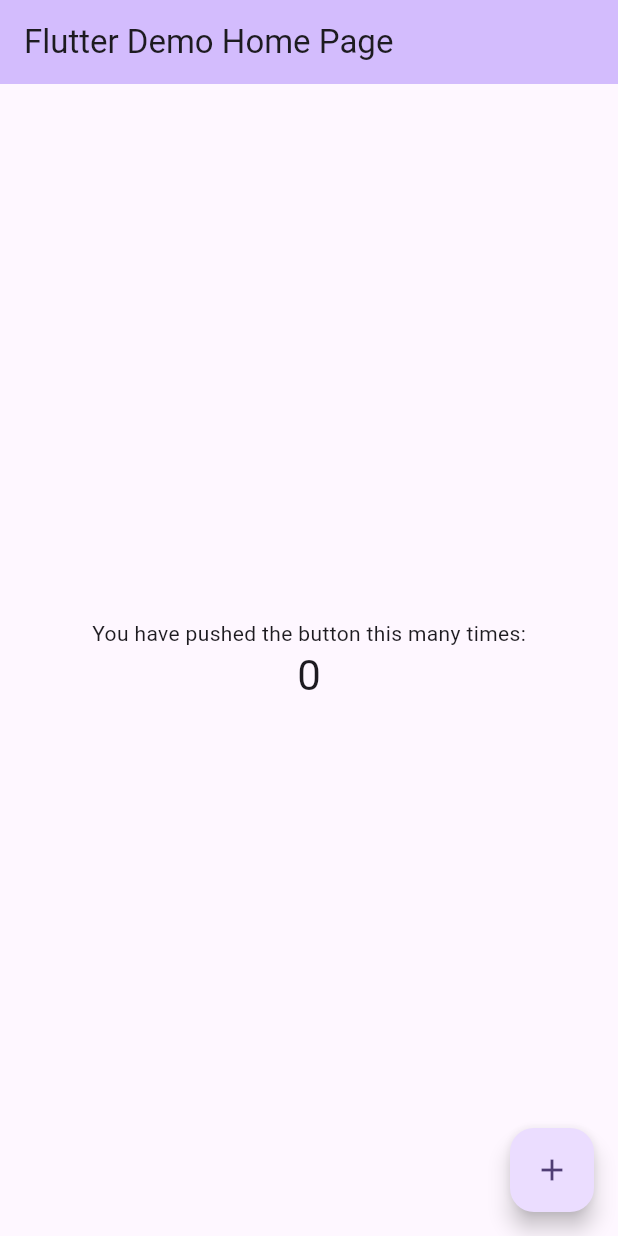
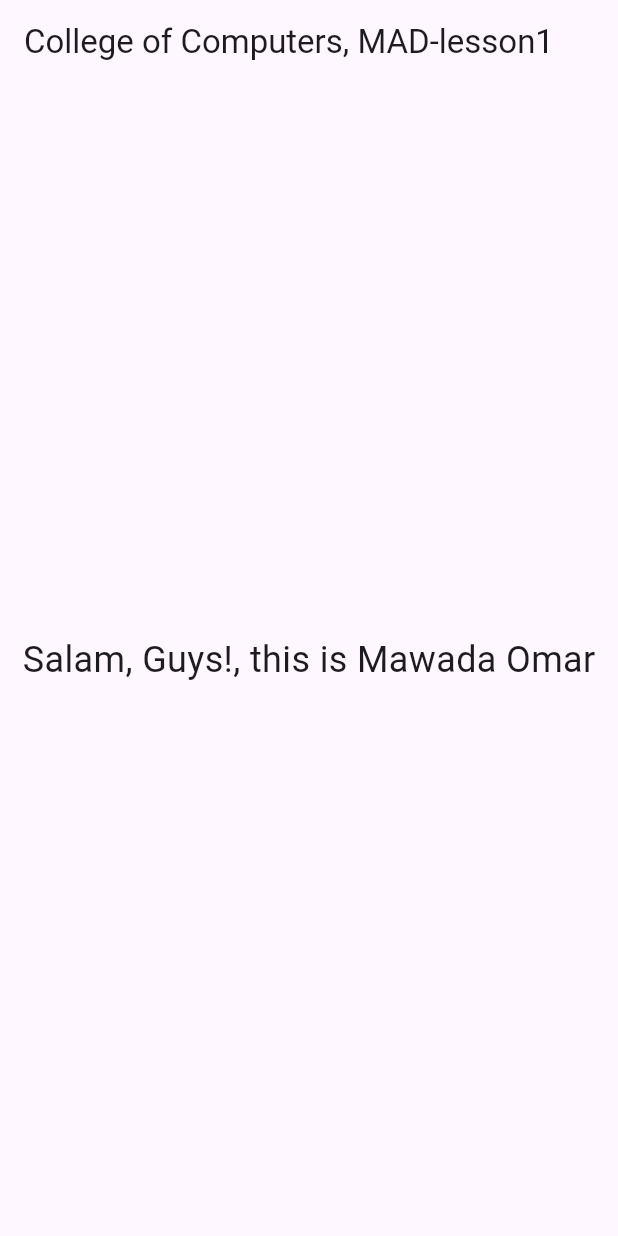
Before and after one commit to alhijrymawada-create/wajebat_app, a Flutter app: the screen it shows after launch, on a phone screen of 412 x 824 dp. Run offline on Flutter 3.47's test engine with Material 3 defaults, Android fonts, the phone set to English and light mode, and no system bars.

Commit message:
added new code in main.dart

```diff
--- a/lib/main.dart
+++ b/lib/main.dart
@@ -10,60 +10,37 @@ class MyApp extends StatelessWidget {
   @override
   Widget build(BuildContext context) {
     return MaterialApp(
-      title: 'Flutter Demo',
+      title: 'lesson 01',
       theme: ThemeData(
-        colorScheme: ColorScheme.fromSeed(seedColor: Colors.deepPurple),
-        useMaterial3: true,
+        primarySwatch: Colors.blue,
       ),
-      home: const MyHomePage(title: 'Flutter Demo Home Page'),
+      home: const MyHomePage(title: 'College of Computers, MAD-lesson1'),
     );
   }
 }
 
-class MyHomePage extends StatefulWidget {
+class MyHomePage extends StatelessWidget {
   const MyHomePage({super.key, required this.title});
 
   final String title;
 
   @override
-  State<MyHomePage> createState() => _MyHomePageState();
-}
-
-class _MyHomePageState extends State<MyHomePage> {
-  int _counter = 0;
-
-  void _incrementCounter() {
-    setState(() {
-      _counter++;
-    });
-  }
-
-  @override
   Widget build(BuildContext context) {
     return Scaffold(
       appBar: AppBar(
-        backgroundColor: Theme.of(context).colorScheme.inversePrimary,
-        title: Text(widget.title),
+        title: Text(title),
       ),
       body: Center(
         child: Column(
           mainAxisAlignment: MainAxisAlignment.center,
           children: <Widget>[
             const Text(
-              'You have pushed the button this many times:',
-            ),
-            Text(
-              '$_counter',
-              style: Theme.of(context).textTheme.headlineMedium,
+              'Salam, Guys!, this is Mawada Omar',
+              style: TextStyle(fontSize: 24),
             ),
           ],
         ),
       ),
-      floatingActionButton: FloatingActionButton(
-        onPressed: _incrementCounter,
-        tooltip: 'Increment',
-        child: const Icon(Icons.add),
-      ),
     );
   }
 }
```
